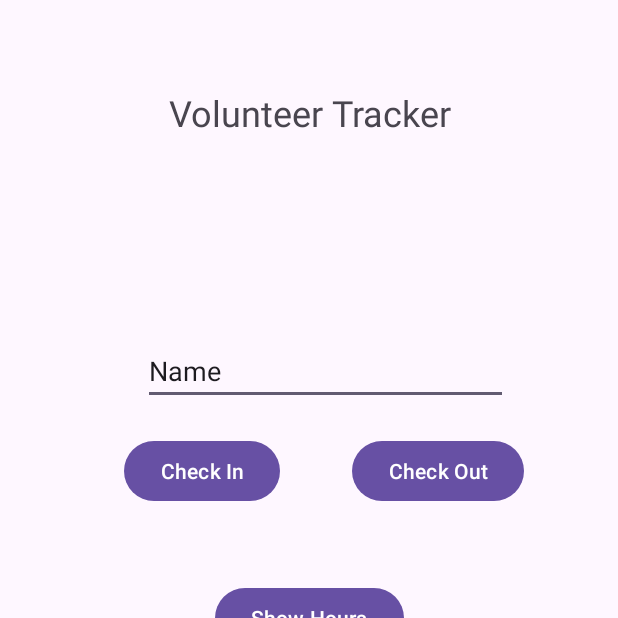
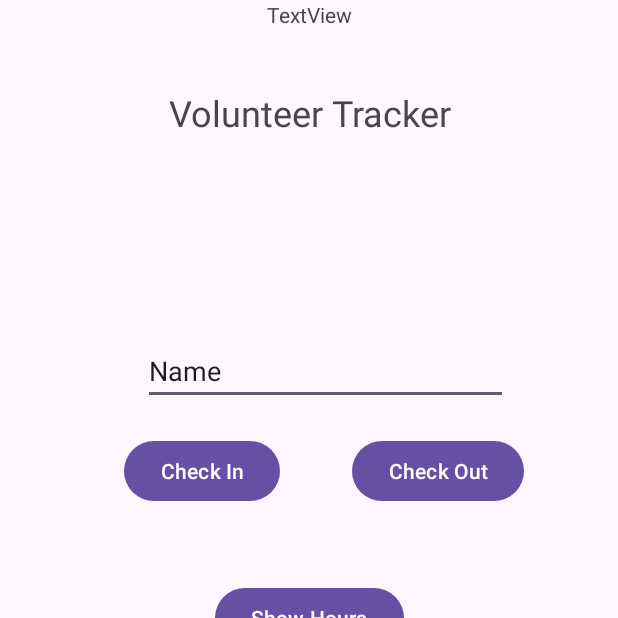
Before and after one commit to hackerjkp/VolunteerTracker, an Android app: the screen it shows after launch (MainActivity), on a phone screen of 412 x 824 dp, the top half of it. Run offline under Robolectric (Android 15) with nearby library versions, the phone set to English and light mode, and no system bars.

Commit message:
Update activity_main.xml

```diff
--- a/Code/app/src/main/res/layout/activity_main.xml
+++ b/Code/app/src/main/res/layout/activity_main.xml
@@ -100,4 +100,13 @@
         app:layout_constraintStart_toStartOf="parent"
         app:layout_constraintTop_toBottomOf="@+id/checkIn" />
 
+    <TextView
+        android:id="@+id/locationText"
+        android:layout_width="wrap_content"
+        android:layout_height="wrap_content"
+        android:text="TextView"
+        app:layout_constraintEnd_toEndOf="parent"
+        app:layout_constraintStart_toStartOf="parent"
+        tools:layout_editor_absoluteY="635dp" />
+
 </androidx.constraintlayout.widget.ConstraintLayout>
```
